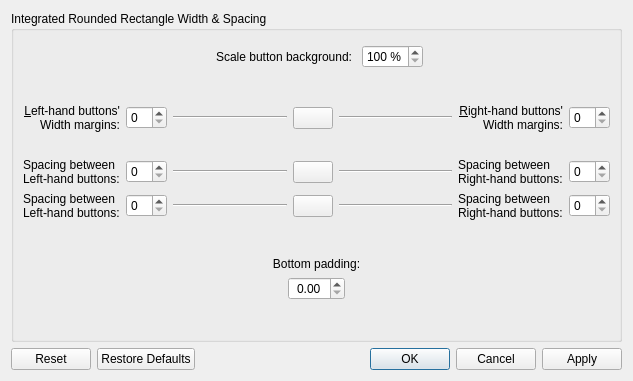
paulmcauley/klassy, file kdecoration/config/ui/buttonsizing.ui: the form before one commit.
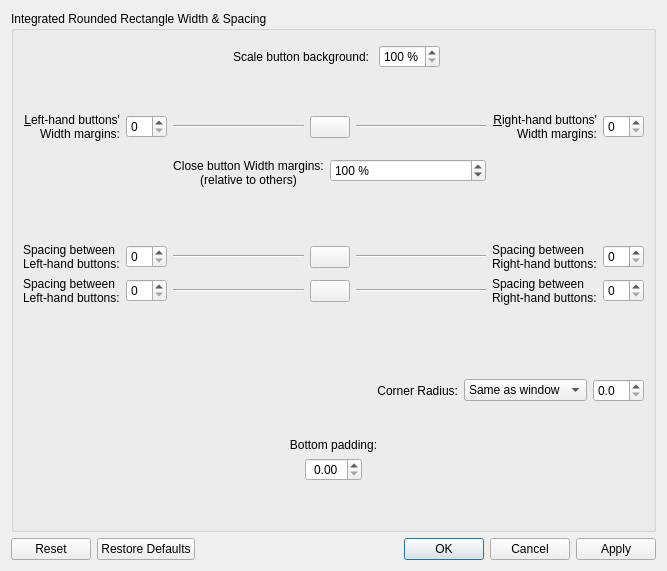
The form after the commit.

Commit message: Custom close button width; custom button corner radius

Patch:
```diff
--- a/kdecoration/config/ui/buttonsizing.ui
+++ b/kdecoration/config/ui/buttonsizing.ui
@@ -6,8 +6,8 @@
    <rect>
     <x>0</x>
     <y>0</y>
-    <width>633</width>
-    <height>381</height>
+    <width>667</width>
+    <height>571</height>
    </rect>
   </property>
   <property name="windowTitle">
@@ -93,37 +93,7 @@
         <property name="sizeConstraint">
          <enum>QLayout::SetNoConstraint</enum>
         </property>
-        <item row="1" column="4">
-         <widget class="QPushButton" name="lockFullHeightButtonWidthMargins">
-          <property name="sizePolicy">
-           <sizepolicy hsizetype="Fixed" vsizetype="Fixed">
-            <horstretch>0</horstretch>
-            <verstretch>0</verstretch>
-           </sizepolicy>
-          </property>
-          <property name="toolTip">
-           <string>Lock to make Left-hand button width margin and Right-hand button width margin have the same value</string>
-          </property>
-          <property name="text">
-           <string/>
-          </property>
-          <property name="checkable">
-           <bool>true</bool>
-          </property>
-         </widget>
-        </item>
-        <item row="3" column="7">
-         <widget class="QLabel" name="buttonSpacingRightLabel">
-          <property name="text">
-           <string>Spacing between
-Right-hand buttons:</string>
-          </property>
-          <property name="buddy">
-           <cstring>buttonSpacingRight</cstring>
-          </property>
-         </widget>
-        </item>
-        <item row="2" column="4">
+        <item row="4" column="4">
          <spacer name="verticalSpacer">
           <property name="orientation">
            <enum>Qt::Vertical</enum>
@@ -134,20 +104,7 @@
           <property name="sizeHint" stdset="0">
            <size>
             <width>20</width>
-            <height>20</height>
-           </size>
-          </property>
-         </spacer>
-        </item>
-        <item row="0" column="6">
-         <spacer name="horizontalSpacer_2">
-          <property name="orientation">
-           <enum>Qt::Horizontal</enum>
-          </property>
-          <property name="sizeHint" stdset="0">
-           <size>
-            <width>40</width>
-            <height>0</height>
+            <height>50</height>
            </size>
           </property>
          </spacer>
@@ -168,116 +125,21 @@
           </property>
          </spacer>
         </item>
-        <item row="3" column="2" colspan="2">
-         <layout class="QGridLayout" name="gridLayout_4">
-          <property name="sizeConstraint">
-           <enum>QLayout::SetNoConstraint</enum>
+        <item row="0" column="3">
+         <spacer name="horizontalSpacer_31">
+          <property name="orientation">
+           <enum>Qt::Horizontal</enum>
           </property>
-          <property name="verticalSpacing">
-           <number>0</number>
+          <property name="sizeType">
+           <enum>QSizePolicy::Fixed</enum>
           </property>
-          <item row="0" column="0">
-           <widget class="Line" name="buttonSpacingLeftLine">
-            <property name="orientation">
-             <enum>Qt::Horizontal</enum>
-            </property>
-           </widget>
-          </item>
-         </layout>
-        </item>
-        <item row="3" column="8">
-         <widget class="QSpinBox" name="buttonSpacingRight">
-          <property name="suffix">
-           <string/>
+          <property name="sizeHint" stdset="0">
+           <size>
+            <width>10</width>
+            <height>0</height>
+           </size>
           </property>
-          <property name="prefix">
-           <string/>
-          </property>
-          <property name="maximum">
-           <number>50</number>
-          </property>
-         </widget>
-        </item>
-        <item row="3" column="0">
-         <widget class="QLabel" name="buttonSpacingLeftLabel">
-          <property name="text">
-           <string>Spacing between
-Left-hand buttons:</string>
-          </property>
-          <property name="buddy">
-           <cstring>buttonSpacingLeft</cstring>
-          </property>
-         </widget>
-        </item>
-        <item row="1" column="7">
-         <widget class="QLabel" name="fullHeightButtonWidthMarginRightLabel">
-          <property name="text">
-           <string>&amp;Right-hand buttons'
- Width margins:</string>
-          </property>
-          <property name="alignment">
-           <set>Qt::AlignRight|Qt::AlignTrailing|Qt::AlignVCenter</set>
-          </property>
-          <property name="buddy">
-           <cstring>fullHeightButtonWidthMarginRight</cstring>
-          </property>
-         </widget>
-        </item>
-        <item row="1" column="5" colspan="2">
-         <layout class="QGridLayout" name="gridLayout_3">
-          <property name="sizeConstraint">
-           <enum>QLayout::SetNoConstraint</enum>
-          </property>
-          <property name="verticalSpacing">
-           <number>0</number>
-          </property>
-          <item row="0" column="0">
-           <widget class="Line" name="line_2">
-            <property name="orientation">
-             <enum>Qt::Horizontal</enum>
-            </property>
-           </widget>
-          </item>
-         </layout>
-        </item>
-        <item row="1" column="8">
-         <widget class="QSpinBox" name="fullHeightButtonWidthMarginRight">
-          <property name="maximum">
-           <number>50</number>
-          </property>
-         </widget>
-        </item>
-        <item row="3" column="4">
-         <widget class="QPushButton" name="lockButtonSpacingLeftRight">
-          <property name="sizePolicy">
-           <sizepolicy hsizetype="Fixed" vsizetype="Fixed">
-            <horstretch>0</horstretch>
-            <verstretch>0</verstretch>
-           </sizepolicy>
-          </property>
-          <property name="toolTip">
-           <string>Lock to make Left-hand button spacing and Right-hand button spacing have the same value</string>
-          </property>
-          <property name="text">
-           <string/>
-          </property>
-          <property name="checkable">
-           <bool>true</bool>
-          </property>
-         </widget>
-        </item>
-        <item row="3" column="1">
-         <widget class="QSpinBox" name="buttonSpacingLeft">
-          <property name="suffix">
-           <string/>
-          </property>
-          <property name="prefix">
-           <string/>
-          </property>
-          <property name="maximum">
-           <number>50</number>
-          </property>
-         </widget>
+         </spacer>
         </item>
         <item row="1" column="0">
          <widget class="QLabel" name="fullHeightButtonWidthMarginLeftLabel">
@@ -293,6 +155,30 @@
           </property>
          </widget>
         </item>
+        <item row="5" column="7">
+         <widget class="QLabel" name="buttonSpacingRightLabel">
+          <property name="text">
+           <string>Spacing between
+Right-hand buttons:</string>
+          </property>
+          <property name="buddy">
+           <cstring>buttonSpacingRight</cstring>
+          </property>
+         </widget>
+        </item>
+        <item row="5" column="8">
+         <widget class="QSpinBox" name="buttonSpacingRight">
+          <property name="suffix">
+           <string/>
+          </property>
+          <property name="prefix">
+           <string/>
+          </property>
+          <property name="maximum">
+           <number>50</number>
+          </property>
+         </widget>
+        </item>
         <item row="1" column="2" colspan="2">
          <layout class="QGridLayout" name="gridLayout_2">
           <property name="sizeConstraint">
@@ -310,74 +196,50 @@
           </item>
          </layout>
         </item>
-        <item row="3" column="5" colspan="2">
-         <layout class="QGridLayout" name="gridLayout_5">
-          <property name="sizeConstraint">
-           <enum>QLayout::SetNoConstraint</enum>
-          </property>
-          <property name="verticalSpacing">
-           <number>0</number>
-          </property>
-          <item row="0" column="0">
-           <widget class="Line" name="buttonSpacingRightLine">
-            <property name="orientation">
-             <enum>Qt::Horizontal</enum>
-            </property>
-           </widget>
-          </item>
-         </layout>
-        </item>
-        <item row="0" column="2">
-         <spacer name="horizontalSpacer">
-          <property name="orientation">
-           <enum>Qt::Horizontal</enum>
-          </property>
-          <property name="sizeHint" stdset="0">
-           <size>
-            <width>40</width>
-            <height>0</height>
-           </size>
-          </property>
-         </spacer>
-        </item>
-        <item row="0" column="3">
-         <spacer name="horizontalSpacer_31">
-          <property name="orientation">
-           <enum>Qt::Horizontal</enum>
-          </property>
-          <property name="sizeType">
-           <enum>QSizePolicy::Fixed</enum>
-          </property>
-          <property name="sizeHint" stdset="0">
-           <size>
-            <width>10</width>
-            <height>0</height>
-           </size>
-          </property>
-         </spacer>
-        </item>
-        <item row="1" column="1">
-         <widget class="QSpinBox" name="fullHeightButtonWidthMarginLeft">
-          <property name="maximum">
-           <number>50</number>
-          </property>
-         </widget>
-        </item>
-        <item row="4" column="1">
-         <widget class="QSpinBox" name="fullHeightButtonSpacingLeft">
-          <property name="maximum">
-           <number>50</number>
-          </property>
-         </widget>
-        </item>
-        <item row="4" column="8">
+        <item row="6" column="8">
          <widget class="QSpinBox" name="fullHeightButtonSpacingRight">
           <property name="maximum">
            <number>50</number>
           </property>
          </widget>
         </item>
-        <item row="4" column="0">
+        <item row="1" column="5" colspan="2">
+         <layout class="QGridLayout" name="gridLayout_3">
+          <property name="sizeConstraint">
+           <enum>QLayout::SetNoConstraint</enum>
+          </property>
+          <property name="verticalSpacing">
+           <number>0</number>
+          </property>
+          <item row="0" column="0">
+           <widget class="Line" name="line_2">
+            <property name="orientation">
+             <enum>Qt::Horizontal</enum>
+            </property>
+           </widget>
+          </item>
+         </layout>
+        </item>
+        <item row="6" column="4">
+         <widget class="QPushButton" name="lockFullHeightButtonSpacingLeftRight">
+          <property name="sizePolicy">
+           <sizepolicy hsizetype="Fixed" vsizetype="Fixed">
+            <horstretch>0</horstretch>
+            <verstretch>0</verstretch>
+           </sizepolicy>
+          </property>
+          <property name="toolTip">
+           <string>Lock to make Left-hand button spacing and Right-hand button spacing have the same value</string>
+          </property>
+          <property name="text">
+           <string/>
+          </property>
+          <property name="checkable">
+           <bool>true</bool>
+          </property>
+         </widget>
+        </item>
+        <item row="6" column="0">
          <widget class="QLabel" name="fullHeightButtonSpacingLeftLabel">
           <property name="text">
            <string>Spacing between
@@ -388,18 +250,136 @@
           </property>
          </widget>
         </item>
-        <item row="4" column="7">
-         <widget class="QLabel" name="fullHeightButtonSpacingRightLabel">
+        <item row="5" column="0">
+         <widget class="QLabel" name="buttonSpacingLeftLabel">
           <property name="text">
            <string>Spacing between
-Right-hand buttons:</string>
+Left-hand buttons:</string>
           </property>
           <property name="buddy">
            <cstring>fullHeightButtonSpacingRight</cstring>
           </property>
          </widget>
         </item>
-        <item row="4" column="2" colspan="2">
+        <item row="5" column="1">
+         <widget class="QSpinBox" name="buttonSpacingLeft">
+          <property name="suffix">
+           <string/>
+          </property>
+          <property name="prefix">
+           <string/>
+          </property>
+          <property name="maximum">
+           <number>50</number>
+          </property>
+         </widget>
+        </item>
+        <item row="5" column="4">
+         <widget class="QPushButton" name="lockButtonSpacingLeftRight">
+          <property name="sizePolicy">
+           <sizepolicy hsizetype="Fixed" vsizetype="Fixed">
+            <horstretch>0</horstretch>
+            <verstretch>0</verstretch>
+           </sizepolicy>
+          </property>
+          <property name="toolTip">
+           <string>Lock to make Left-hand button spacing and Right-hand button spacing have the same value</string>
+          </property>
+          <property name="text">
+           <string/>
+          </property>
+          <property name="checkable">
+           <bool>true</bool>
+          </property>
+         </widget>
+        </item>
+        <item row="2" column="2" colspan="5">
+         <layout class="QFormLayout" name="closeFullHeightButtonWidthMarginRelativeLayout">
+          <property name="topMargin">
+           <number>12</number>
+          </property>
+          <item row="0" column="0">
+           <widget class="QLabel" name="closeFullHeightButtonWidthMarginRelativeLabel">
+            <property name="text">
+             <string>Close button Width margins:
+(relative to others)</string>
+            </property>
+            <property name="alignment">
+             <set>Qt::AlignCenter</set>
+            </property>
+            <property name="buddy">
+             <cstring>closeFullHeightButtonWidthMarginRelative</cstring>
+            </property>
+           </widget>
+          </item>
+          <item row="0" column="1">
+           <widget class="QSpinBox" name="closeFullHeightButtonWidthMarginRelative">
+            <property name="suffix">
+             <string> %</string>
+            </property>
+            <property name="minimum">
+             <number>25</number>
+            </property>
+            <property name="maximum">
+             <number>400</number>
+            </property>
+            <property name="singleStep">
+             <number>5</number>
+            </property>
+            <property name="value">
+             <number>100</number>
+            </property>
+           </widget>
+          </item>
+         </layout>
+        </item>
+        <item row="1" column="1">
+         <widget class="QSpinBox" name="fullHeightButtonWidthMarginLeft">
+          <property name="maximum">
+           <number>50</number>
+          </property>
+         </widget>
+        </item>
+        <item row="0" column="2">
+         <spacer name="horizontalSpacer">
+          <property name="orientation">
+           <enum>Qt::Horizontal</enum>
+          </property>
+          <property name="sizeHint" stdset="0">
+           <size>
+            <width>40</width>
+            <height>0</height>
+           </size>
+          </property>
+         </spacer>
+        </item>
+        <item row="1" column="4">
+         <widget class="QPushButton" name="lockFullHeightButtonWidthMargins">
+          <property name="sizePolicy">
+           <sizepolicy hsizetype="Fixed" vsizetype="Fixed">
+            <horstretch>0</horstretch>
+            <verstretch>0</verstretch>
+           </sizepolicy>
+          </property>
+          <property name="toolTip">
+           <string>Lock to make Left-hand button width margin and Right-hand button width margin have the same value</string>
+          </property>
+          <property name="text">
+           <string/>
+          </property>
+          <property name="checkable">
+           <bool>true</bool>
+          </property>
+         </widget>
+        </item>
+        <item row="6" column="1">
+         <widget class="QSpinBox" name="fullHeightButtonSpacingLeft">
+          <property name="maximum">
+           <number>50</number>
+          </property>
+         </widget>
+        </item>
+        <item row="6" column="2" colspan="2">
          <layout class="QGridLayout" name="gridLayout_6">
           <property name="sizeConstraint">
            <enum>QLayout::SetNoConstraint</enum>
@@ -416,7 +396,86 @@
           </item>
          </layout>
         </item>
-        <item row="4" column="5" colspan="2">
+        <item row="1" column="7">
+         <widget class="QLabel" name="fullHeightButtonWidthMarginRightLabel">
+          <property name="text">
+           <string>&amp;Right-hand buttons'
+ Width margins:</string>
+          </property>
+          <property name="alignment">
+           <set>Qt::AlignRight|Qt::AlignTrailing|Qt::AlignVCenter</set>
+          </property>
+          <property name="buddy">
+           <cstring>fullHeightButtonWidthMarginRight</cstring>
+          </property>
+         </widget>
+        </item>
+        <item row="6" column="7">
+         <widget class="QLabel" name="fullHeightButtonSpacingRightLabel">
+          <property name="text">
+           <string>Spacing between
+Right-hand buttons:</string>
+          </property>
+          <property name="buddy">
+           <cstring>fullHeightButtonSpacingRight</cstring>
+          </property>
+         </widget>
+        </item>
+        <item row="1" column="8">
+         <widget class="QSpinBox" name="fullHeightButtonWidthMarginRight">
+          <property name="maximum">
+           <number>50</number>
+          </property>
+         </widget>
+        </item>
+        <item row="5" column="5" colspan="2">
+         <layout class="QGridLayout" name="gridLayout_5">
+          <property name="sizeConstraint">
+           <enum>QLayout::SetNoConstraint</enum>
+          </property>
+          <property name="verticalSpacing">
+           <number>0</number>
+          </property>
+          <item row="0" column="0">
+           <widget class="Line" name="buttonSpacingRightLine">
+            <property name="orientation">
+             <enum>Qt::Horizontal</enum>
+            </property>
+           </widget>
+          </item>
+         </layout>
+        </item>
+        <item row="5" column="2" colspan="2">
+         <layout class="QGridLayout" name="gridLayout_4">
+          <property name="sizeConstraint">
+           <enum>QLayout::SetNoConstraint</enum>
+          </property>
+          <property name="verticalSpacing">
+           <number>0</number>
+          </property>
+          <item row="0" column="0">
+           <widget class="Line" name="buttonSpacingLeftLine">
+            <property name="orientation">
+             <enum>Qt::Horizontal</enum>
+            </property>
+           </widget>
+          </item>
+         </layout>
+        </item>
+        <item row="0" column="6">
+         <spacer name="horizontalSpacer_2">
+          <property name="orientation">
+           <enum>Qt::Horizontal</enum>
+          </property>
+          <property name="sizeHint" stdset="0">
+           <size>
+            <width>40</width>
+            <height>0</height>
+           </size>
+          </property>
+         </spacer>
+        </item>
+        <item row="6" column="5" colspan="2">
          <layout class="QGridLayout" name="gridLayout_7">
           <property name="sizeConstraint">
            <enum>QLayout::SetNoConstraint</enum>
@@ -433,25 +492,6 @@
           </item>
          </layout>
         </item>
-        <item row="4" column="4">
-         <widget class="QPushButton" name="lockFullHeightButtonSpacingLeftRight">
-          <property name="sizePolicy">
-           <sizepolicy hsizetype="Fixed" vsizetype="Fixed">
-            <horstretch>0</horstretch>
-            <verstretch>0</verstretch>
-           </sizepolicy>
-          </property>
-          <property name="toolTip">
-           <string>Lock to make Left-hand button spacing and Right-hand button spacing have the same value</string>
-          </property>
-          <property name="text">
-           <string/>
-          </property>
-          <property name="checkable">
-           <bool>true</bool>
-          </property>
-         </widget>
-        </item>
        </layout>
       </item>
       <item>
@@ -467,22 +507,138 @@
         </property>
        </spacer>
       </item>
+      <item>
+       <layout class="QHBoxLayout" name="corneredOnlyLayout">
+        <property name="topMargin">
+         <number>30</number>
+        </property>
+        <property name="bottomMargin">
+         <number>0</number>
+        </property>
+        <item>
+         <spacer name="horizontalSpacer_3">
+          <property name="orientation">
+           <enum>Qt::Horizontal</enum>
+          </property>
+          <property name="sizeType">
+           <enum>QSizePolicy::MinimumExpanding</enum>
+          </property>
+          <property name="sizeHint" stdset="0">
+           <size>
+            <width>40</width>
+            <height>0</height>
+           </size>
+          </property>
+         </spacer>
+        </item>
+        <item>
+         <widget class="QLabel" name="cornerRadiusIcon">
+          <property name="sizePolicy">
+           <sizepolicy hsizetype="Minimum" vsizetype="Preferred">
+            <horstretch>0</horstretch>
+            <verstretch>0</verstretch>
+           </sizepolicy>
+          </property>
+          <property name="text">
+           <string/>
+          </property>
+         </widget>
+        </item>
+        <item>
+         <widget class="QLabel" name="cornerRadiusLabel">
+          <property name="sizePolicy">
+           <sizepolicy hsizetype="Minimum" vsizetype="Preferred">
+            <horstretch>0</horstretch>
+            <verstretch>0</verstretch>
+           </sizepolicy>
+          </property>
+          <property name="text">
+           <string>Corner Radius:</string>
+          </property>
+          <property name="alignment">
+           <set>Qt::AlignRight|Qt::AlignTrailing|Qt::AlignVCenter</set>
+          </property>
+          <property name="buddy">
+           <cstring>buttonCornerRadius</cstring>
+          </property>
+         </widget>
+        </item>
+        <item>
+         <widget class="QComboBox" name="buttonCornerRadius">
+          <property name="sizePolicy">
+           <sizepolicy hsizetype="Minimum" vsizetype="Fixed">
+            <horstretch>0</horstretch>
+            <verstretch>0</verstretch>
+           </sizepolicy>
+          </property>
+          <item>
+           <property name="text">
+            <string>Same as window</string>
+           </property>
+          </item>
+          <item>
+           <property name="text">
+            <string>Custom</string>
+           </property>
+          </item>
+         </widget>
+        </item>
+        <item>
+         <widget class="QDoubleSpinBox" name="buttonCustomCornerRadius">
+          <property name="sizePolicy">
+           <sizepolicy hsizetype="Minimum" vsizetype="Fixed">
+            <horstretch>0</horstretch>
+            <verstretch>0</verstretch>
+           </sizepolicy>
+          </property>
+          <property name="decimals">
+           <number>1</number>
+          </property>
+          <property name="maximum">
+           <double>12.000000000000000</double>
+          </property>
+          <property name="singleStep">
+           <double>0.100000000000000</double>
+          </property>
+         </widget>
+        </item>
+       </layout>
+      </item>
       <item>
        <layout class="QGridLayout" name="integratedOnlyGrid">
-        <item row="1" column="0">
-         <spacer name="horizontalSpacer_6">
+        <property name="topMargin">
+         <number>0</number>
+        </property>
+        <item row="2" column="2">
+         <spacer name="horizontalSpacer_5">
           <property name="orientation">
            <enum>Qt::Horizontal</enum>
           </property>
           <property name="sizeHint" stdset="0">
            <size>
             <width>40</width>
-            <height>20</height>
+            <height>0</height>
            </size>
           </property>
          </spacer>
         </item>
-        <item row="1" column="1">
+        <item row="0" column="1">
+         <spacer name="integratedOnlySpacer">
+          <property name="orientation">
+           <enum>Qt::Vertical</enum>
+          </property>
+          <property name="sizeType">
+           <enum>QSizePolicy::MinimumExpanding</enum>
+          </property>
+          <property name="sizeHint" stdset="0">
+           <size>
+            <width>0</width>
+            <height>30</height>
+           </size>
+          </property>
+         </spacer>
+        </item>
+        <item row="2" column="1">
          <widget class="QDoubleSpinBox" name="integratedRoundedRectangleBottomPadding">
           <property name="sizePolicy">
            <sizepolicy hsizetype="Fixed" vsizetype="Fixed">
@@ -504,20 +660,20 @@
           </property>
          </widget>
         </item>
-        <item row="1" column="2">
-         <spacer name="horizontalSpacer_5">
+        <item row="2" column="0">
+         <spacer name="horizontalSpacer_6">
           <property name="orientation">
            <enum>Qt::Horizontal</enum>
           </property>
           <property name="sizeHint" stdset="0">
            <size>
             <width>40</width>
-            <height>20</height>
+            <height>0</height>
            </size>
           </property>
          </spacer>
         </item>
-        <item row="0" column="0" colspan="3">
+        <item row="1" column="0" colspan="3">
          <widget class="QLabel" name="integratedRoundedRectangleBottomPaddingLabel">
           <property name="text">
            <string>Bottom padding:</string>
```
Left out of the diff: 13 changed lines with no effect on the pictures. The commit also changes 10 other files.
